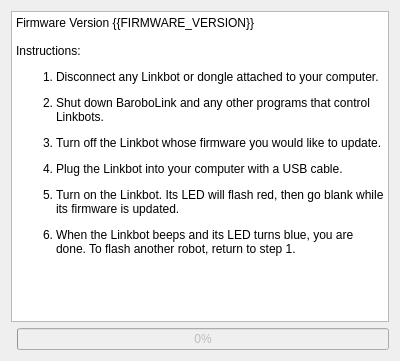
This is ui/dialog.ui in davidko/LinkbotFirmwareRescue as Qt 5 draws it before an edit. The edited form follows.
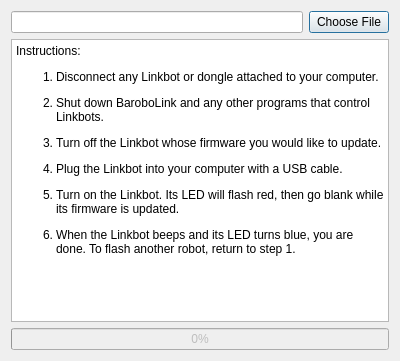
This is the edited form.

Commit message: Dialog now allows you to choose the hex file you want to flash

Diff of the .ui file:
```diff
--- a/ui/dialog.ui
+++ b/ui/dialog.ui
@@ -13,35 +13,51 @@
   <property name="windowTitle">
    <string>Linkbot Firmware Rescue</string>
   </property>
-  <layout class="QGridLayout" name="gridLayout">
-   <item row="0" column="0" colspan="2">
-    <widget class="QTextBrowser" name="textBrowser">
-     <property name="html">
-      <string>&lt;!DOCTYPE HTML PUBLIC &quot;-//W3C//DTD HTML 4.0//EN&quot; &quot;http://www.w3.org/TR/REC-html40/strict.dtd&quot;&gt;
+  <layout class="QVBoxLayout" name="verticalLayout">
+   <item>
+    <layout class="QHBoxLayout" name="horizontalLayout">
+     <item>
+      <widget class="QLineEdit" name="lineEdit_fileName"/>
+     </item>
+     <item>
+      <widget class="QPushButton" name="pushButton_chooseFile">
+       <property name="text">
+        <string>Choose File</string>
+       </property>
+      </widget>
+     </item>
+    </layout>
+   </item>
+   <item>
+    <layout class="QGridLayout" name="gridLayout">
+     <item row="1" column="0">
+      <widget class="QProgressBar" name="progressBar">
+       <property name="enabled">
+        <bool>false</bool>
+       </property>
+       <property name="value">
+        <number>0</number>
+       </property>
+      </widget>
+     </item>
+     <item row="0" column="0">
+      <widget class="QTextBrowser" name="textBrowser">
+       <property name="html">
+        <string>&lt;!DOCTYPE HTML PUBLIC &quot;-//W3C//DTD HTML 4.0//EN&quot; &quot;http://www.w3.org/TR/REC-html40/strict.dtd&quot;&gt;
 &lt;html&gt;&lt;head&gt;&lt;meta name=&quot;qrichtext&quot; content=&quot;1&quot; /&gt;&lt;style type=&quot;text/css&quot;&gt;
 p, li { white-space: pre-wrap; }
-&lt;/style&gt;&lt;/head&gt;&lt;body style=&quot; font-family:'Sans Serif'; font-size:9pt; font-weight:400; font-style:normal;&quot;&gt;
-&lt;p style=&quot; margin-top:0px; margin-bottom:0px; margin-left:0px; margin-right:0px; -qt-block-indent:0; text-indent:0px;&quot;&gt;Firmware Version {{FIRMWARE_VERSION}}&lt;/p&gt;
-&lt;p style=&quot;-qt-paragraph-type:empty; margin-top:0px; margin-bottom:0px; margin-left:0px; margin-right:0px; -qt-block-indent:0; text-indent:0px;&quot;&gt;&lt;br /&gt;&lt;/p&gt;
-&lt;p style=&quot; margin-top:0px; margin-bottom:0px; margin-left:0px; margin-right:0px; -qt-block-indent:0; text-indent:0px;&quot;&gt;Instructions:&lt;/p&gt;
-&lt;ol style=&quot;margin-top: 0px; margin-bottom: 0px; margin-left: 0px; margin-right: 0px; -qt-list-indent: 1;&quot;&gt;&lt;li style=&quot; margin-top:12px; margin-bottom:12px; margin-left:0px; margin-right:0px; -qt-block-indent:0; text-indent:0px;&quot;&gt;Disconnect any Linkbot or dongle attached to your computer.&lt;/li&gt;
-&lt;li style=&quot; margin-top:12px; margin-bottom:12px; margin-left:0px; margin-right:0px; -qt-block-indent:0; text-indent:0px;&quot;&gt;Shut down BaroboLink and any other programs that control Linkbots.&lt;/li&gt;
-&lt;li style=&quot; margin-top:12px; margin-bottom:12px; margin-left:0px; margin-right:0px; -qt-block-indent:0; text-indent:0px;&quot;&gt;Turn off the Linkbot whose firmware you would like to update.&lt;/li&gt;
-&lt;li style=&quot; margin-top:12px; margin-bottom:12px; margin-left:0px; margin-right:0px; -qt-block-indent:0; text-indent:0px;&quot;&gt;Plug the Linkbot into your computer with a USB cable.&lt;/li&gt;
-&lt;li style=&quot; margin-top:12px; margin-bottom:12px; margin-left:0px; margin-right:0px; -qt-block-indent:0; text-indent:0px;&quot;&gt;Turn on the Linkbot. Its LED will flash red, then go blank while its firmware is updated.&lt;/li&gt;
-&lt;li style=&quot; margin-top:12px; margin-bottom:12px; margin-left:0px; margin-right:0px; -qt-block-indent:0; text-indent:0px;&quot;&gt;When the Linkbot beeps and its LED turns blue, you are done. To flash another robot, return to step 1.&lt;/li&gt;&lt;/ol&gt;&lt;/body&gt;&lt;/html&gt;</string>
-     </property>
-    </widget>
-   </item>
-   <item row="1" column="1">
-    <widget class="QProgressBar" name="progressBar">
-     <property name="enabled">
-      <bool>false</bool>
-     </property>
-     <property name="value">
-      <number>0</number>
-     </property>
-    </widget>
+&lt;/style&gt;&lt;/head&gt;&lt;body style=&quot; font-family:'Ubuntu'; font-size:11pt; font-weight:400; font-style:normal;&quot;&gt;
+&lt;p style=&quot; margin-top:0px; margin-bottom:0px; margin-left:0px; margin-right:0px; -qt-block-indent:0; text-indent:0px;&quot;&gt;&lt;span style=&quot; font-family:'Sans Serif'; font-size:9pt;&quot;&gt;Instructions:&lt;/span&gt;&lt;/p&gt;
+&lt;ol style=&quot;margin-top: 0px; margin-bottom: 0px; margin-left: 0px; margin-right: 0px; -qt-list-indent: 1;&quot;&gt;&lt;li style=&quot; font-family:'Sans Serif'; font-size:9pt;&quot; style=&quot; margin-top:12px; margin-bottom:12px; margin-left:0px; margin-right:0px; -qt-block-indent:0; text-indent:0px;&quot;&gt;Disconnect any Linkbot or dongle attached to your computer.&lt;/li&gt;
+&lt;li style=&quot; font-family:'Sans Serif'; font-size:9pt;&quot; style=&quot; margin-top:12px; margin-bottom:12px; margin-left:0px; margin-right:0px; -qt-block-indent:0; text-indent:0px;&quot;&gt;Shut down BaroboLink and any other programs that control Linkbots.&lt;/li&gt;
+&lt;li style=&quot; font-family:'Sans Serif'; font-size:9pt;&quot; style=&quot; margin-top:12px; margin-bottom:12px; margin-left:0px; margin-right:0px; -qt-block-indent:0; text-indent:0px;&quot;&gt;Turn off the Linkbot whose firmware you would like to update.&lt;/li&gt;
+&lt;li style=&quot; font-family:'Sans Serif'; font-size:9pt;&quot; style=&quot; margin-top:12px; margin-bottom:12px; margin-left:0px; margin-right:0px; -qt-block-indent:0; text-indent:0px;&quot;&gt;Plug the Linkbot into your computer with a USB cable.&lt;/li&gt;
+&lt;li style=&quot; font-family:'Sans Serif'; font-size:9pt;&quot; style=&quot; margin-top:12px; margin-bottom:12px; margin-left:0px; margin-right:0px; -qt-block-indent:0; text-indent:0px;&quot;&gt;Turn on the Linkbot. Its LED will flash red, then go blank while its firmware is updated.&lt;/li&gt;
+&lt;li style=&quot; font-family:'Sans Serif'; font-size:9pt;&quot; style=&quot; margin-top:12px; margin-bottom:12px; margin-left:0px; margin-right:0px; -qt-block-indent:0; text-indent:0px;&quot;&gt;When the Linkbot beeps and its LED turns blue, you are done. To flash another robot, return to step 1.&lt;/li&gt;&lt;/ol&gt;&lt;/body&gt;&lt;/html&gt;</string>
+       </property>
+      </widget>
+     </item>
+    </layout>
    </item>
   </layout>
  </widget>
```
The commit also changes 3 other files.
